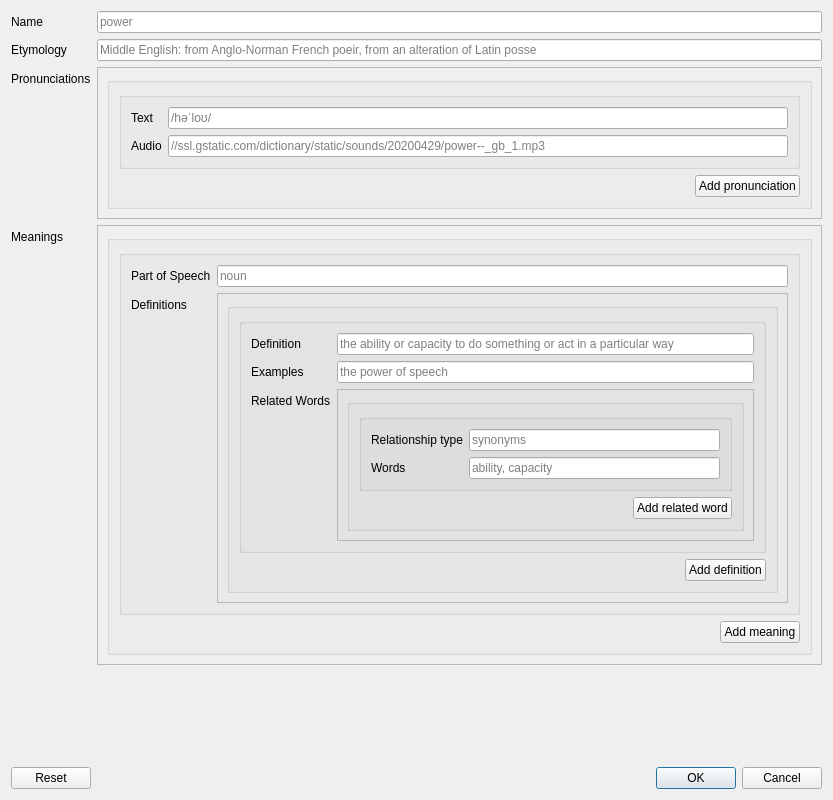
This is english_dictionary/gui/add_word_dialog.ui in king-phyte/english-dictionary as Qt 5 draws it before an edit. The edited form follows.
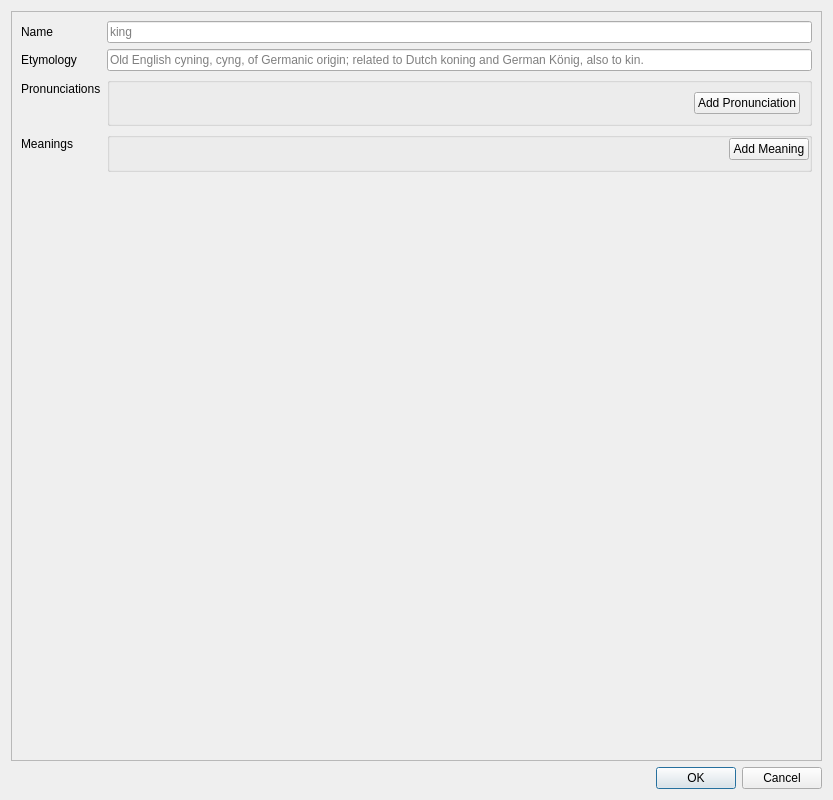
This is the edited form. Icons and pictures are not drawn.

Commit message: feat: Add word dialog now supports adding an arbitrary number of certain fields

Patch:
```diff
--- a/english_dictionary/gui/add_word_dialog.ui
+++ b/english_dictionary/gui/add_word_dialog.ui
@@ -12,8 +12,8 @@
   </property>
   <property name="minimumSize">
    <size>
-    <width>833</width>
-    <height>780</height>
+    <width>800</width>
+    <height>600</height>
    </size>
   </property>
   <property name="windowTitle">
@@ -21,7 +21,23 @@
   </property>
   <layout class="QVBoxLayout" name="verticalLayout">
    <item>
+    <widget class="QScrollArea" name="scrollArea">
+     <property name="widgetResizable">
+      <bool>true</bool>
+     </property>
+     <widget class="QWidget" name="scrollAreaWidgetContents">
+      <property name="geometry">
+       <rect>
+        <x>0</x>
+        <y>0</y>
+        <width>817</width>
+        <height>742</height>
+       </rect>
+      </property>
     <layout class="QFormLayout" name="formLayout">
+       <property name="labelAlignment">
+        <set>Qt::AlignLeading|Qt::AlignLeft|Qt::AlignVCenter</set>
+       </property>
      <item row="0" column="0">
       <widget class="QLabel" name="name_label">
        <property name="text">
@@ -38,7 +54,7 @@
         <number>64</number>
        </property>
        <property name="placeholderText">
-        <string>power</string>
+          <string>king</string>
        </property>
        <property name="clearButtonEnabled">
         <bool>true</bool>
@@ -58,7 +74,7 @@
      <item row="1" column="1">
       <widget class="QLineEdit" name="etymology_textedit">
        <property name="placeholderText">
-        <string>Middle English: from Anglo-Norman French poeir, from an alteration of Latin posse</string>
+          <string>Old English cyning, cyng, of Germanic origin; related to Dutch koning and German König, also to kin.</string>
        </property>
        <property name="clearButtonEnabled">
         <bool>true</bool>
@@ -76,92 +92,26 @@
       </widget>
      </item>
      <item row="2" column="1">
-      <widget class="QFrame" name="frame">
-       <property name="frameShape">
-        <enum>QFrame::StyledPanel</enum>
-       </property>
-       <property name="frameShadow">
-        <enum>QFrame::Raised</enum>
-       </property>
-       <layout class="QVBoxLayout" name="verticalLayout_6">
-        <item>
-         <widget class="QGroupBox" name="groupBox">
+        <widget class="QGroupBox" name="pronunciation_groupbox">
           <property name="title">
            <string/>
           </property>
-          <layout class="QVBoxLayout" name="verticalLayout_4">
-           <item>
-            <widget class="QGroupBox" name="groupBox_2">
-             <property name="title">
-              <string/>
-             </property>
-             <layout class="QVBoxLayout" name="verticalLayout_5">
-              <item>
-               <layout class="QFormLayout" name="formLayout_2">
-                <item row="1" column="0">
-                 <widget class="QLabel" name="label_4">
-                  <property name="text">
-                   <string>Audio</string>
-                  </property>
-                  <property name="buddy">
-                   <cstring>pronunciations_audio_textedit_1</cstring>
-                  </property>
-                 </widget>
-                </item>
-                <item row="1" column="1">
-                 <widget class="QLineEdit" name="pronunciations_audio_textedit_1">
-                  <property name="placeholderText">
-                   <string>//ssl.gstatic.com/dictionary/static/sounds/20200429/power--_gb_1.mp3</string>
-                  </property>
-                  <property name="clearButtonEnabled">
-                   <bool>true</bool>
-                  </property>
-                 </widget>
-                </item>
-                <item row="0" column="0">
-                 <widget class="QLabel" name="label_5">
-                  <property name="text">
-                   <string>Text</string>
-                  </property>
-                 </widget>
-                </item>
-                <item row="0" column="1">
-                 <widget class="QLineEdit" name="pronunciations_text_textedit_1">
-                  <property name="placeholderText">
-                   <string>/həˈloʊ/</string>
-                  </property>
-                  <property name="clearButtonEnabled">
-                   <bool>true</bool>
-                  </property>
-                 </widget>
-                </item>
-               </layout>
-              </item>
-             </layout>
-            </widget>
-           </item>
+         <layout class="QVBoxLayout" name="pronunciation_layout">
            <item alignment="Qt::AlignRight">
             <widget class="QPushButton" name="add_pronunciation_button">
              <property name="toolTip">
               <string>Add more pronunciations</string>
              </property>
              <property name="text">
-              <string>Add pronunciation</string>
-             </property>
-             <property name="icon">
-              <iconset>
-               <normaloff>svgs/plus.svg</normaloff>svgs/plus.svg</iconset>
-             </property>
-            </widget>
-           </item>
-          </layout>
+             <string>Add Pronunciation</string>
+            </property>
          </widget>
         </item>
        </layout>
       </widget>
      </item>
      <item row="3" column="0">
-      <widget class="QLabel" name="meanings_label">
+        <widget class="QLabel" name="label_4">
        <property name="text">
         <string>Meanings</string>
        </property>
@@ -171,198 +121,28 @@
       </widget>
      </item>
      <item row="3" column="1">
-      <widget class="QFrame" name="frame_2">
-       <property name="frameShape">
-        <enum>QFrame::StyledPanel</enum>
-       </property>
-       <property name="frameShadow">
-        <enum>QFrame::Raised</enum>
-       </property>
-       <layout class="QVBoxLayout" name="verticalLayout_9">
-        <item>
-         <widget class="QGroupBox" name="groupBox_4">
+        <widget class="QGroupBox" name="meanings_groupbox">
           <property name="title">
            <string/>
           </property>
-          <layout class="QVBoxLayout" name="verticalLayout_7">
-           <item>
-            <widget class="QGroupBox" name="groupBox_5">
-             <property name="title">
-              <string/>
-             </property>
-             <layout class="QVBoxLayout" name="verticalLayout_8">
-              <item>
-               <layout class="QFormLayout" name="formLayout_3">
-                <item row="0" column="0">
-                 <widget class="QLabel" name="part_of_speech_label">
-                  <property name="text">
-                   <string>Part of Speech</string>
-                  </property>
-                 </widget>
-                </item>
-                <item row="0" column="1">
-                 <widget class="QLineEdit" name="part_of_speech_textedit_1">
-                  <property name="maxLength">
-                   <number>64</number>
-                  </property>
-                  <property name="placeholderText">
-                   <string>noun</string>
-                  </property>
-                  <property name="clearButtonEnabled">
-                   <bool>true</bool>
-                  </property>
-                 </widget>
-                </item>
-                <item row="1" column="1">
-                 <widget class="QFrame" name="frame_6">
-                  <property name="frameShape">
-                   <enum>QFrame::StyledPanel</enum>
-                  </property>
-                  <property name="frameShadow">
-                   <enum>QFrame::Raised</enum>
-                  </property>
-                  <layout class="QVBoxLayout" name="verticalLayout_16">
-                   <item>
-                    <widget class="QGroupBox" name="groupBox_6">
-                     <property name="title">
-                      <string/>
-                     </property>
-                     <layout class="QVBoxLayout" name="verticalLayout_14">
-                      <item>
-                       <widget class="QGroupBox" name="groupBox_9">
-                        <property name="title">
-                         <string/>
-                        </property>
-                        <layout class="QVBoxLayout" name="verticalLayout_15">
-                         <item>
-                          <layout class="QFormLayout" name="formLayout_6">
-                           <item row="1" column="0">
-                            <widget class="QLabel" name="examples_label">
-                             <property name="text">
-                              <string>Examples</string>
-                             </property>
-                             <property name="buddy">
-                              <cstring>examples_textedit_1</cstring>
-                             </property>
-                            </widget>
-                           </item>
-                           <item row="1" column="1">
-                            <widget class="QLineEdit" name="examples_textedit_1">
-                             <property name="placeholderText">
-                              <string>the power of speech</string>
-                             </property>
-                             <property name="clearButtonEnabled">
-                              <bool>true</bool>
-                             </property>
-                            </widget>
-                           </item>
-                           <item row="0" column="0">
-                            <widget class="QLabel" name="definition_label">
-                             <property name="text">
-                              <string>Definition</string>
-                             </property>
-                            </widget>
-                           </item>
-                           <item row="0" column="1">
-                            <widget class="QLineEdit" name="definition_textedit_1">
-                             <property name="placeholderText">
-                              <string>the ability or capacity to do something or act in a particular way</string>
-                             </property>
-                             <property name="clearButtonEnabled">
-                              <bool>true</bool>
-                             </property>
-                            </widget>
-                           </item>
-                           <item row="2" column="0">
-                            <widget class="QLabel" name="related_words_label">
-                             <property name="text">
-                              <string>Related Words</string>
-                             </property>
-                             <property name="buddy">
-                              <cstring>relationship_type_textedit</cstring>
-                             </property>
-                            </widget>
-                           </item>
-                           <item row="2" column="1">
-                            <widget class="QFrame" name="frame_3">
-                             <property name="frameShape">
-                              <enum>QFrame::StyledPanel</enum>
-                             </property>
-                             <property name="frameShadow">
-                              <enum>QFrame::Raised</enum>
-                             </property>
-                             <layout class="QVBoxLayout" name="verticalLayout_19">
-                              <item>
-                               <widget class="QGroupBox" name="groupBox_10">
-                                <property name="title">
-                                 <string/>
-                                </property>
-                                <layout class="QVBoxLayout" name="verticalLayout_17">
-                                 <item>
-                                  <widget class="QGroupBox" name="groupBox_11">
-                                   <property name="title">
-                                    <string/>
-                                   </property>
-                                   <layout class="QVBoxLayout" name="verticalLayout_18">
-                                    <item>
-                                     <layout class="QFormLayout" name="formLayout_7">
-                                      <item row="1" column="0">
-                                       <widget class="QLabel" name="words_label">
-                                        <property name="text">
-                                         <string>Words</string>
-                                        </property>
-                                        <property name="buddy">
-                                         <cstring>words_text_edit_1</cstring>
-                                        </property>
-                                       </widget>
-                                      </item>
-                                      <item row="1" column="1">
-                                       <widget class="QLineEdit" name="words_text_edit_1">
-                                        <property name="placeholderText">
-                                         <string>ability, capacity</string>
-                                        </property>
-                                        <property name="clearButtonEnabled">
-                                         <bool>true</bool>
-                                        </property>
-                                       </widget>
-                                      </item>
-                                      <item row="0" column="0">
-                                       <widget class="QLabel" name="relationship_type_label_1">
-                                        <property name="text">
-                                         <string>Relationship type</string>
-                                        </property>
-                                        <property name="buddy">
-                                         <cstring>relationship_type_textedit</cstring>
-                                        </property>
-                                       </widget>
-                                      </item>
-                                      <item row="0" column="1">
-                                       <widget class="QLineEdit" name="relationship_type_textedit">
-                                        <property name="placeholderText">
-                                         <string>synonyms</string>
-                                        </property>
-                                        <property name="clearButtonEnabled">
-                                         <bool>true</bool>
-                                        </property>
-                                       </widget>
-                                      </item>
-                                     </layout>
-                                    </item>
-                                   </layout>
-                                  </widget>
-                                 </item>
+         <layout class="QVBoxLayout" name="meanings_layout">
+          <property name="leftMargin">
+           <number>0</number>
+          </property>
+          <property name="topMargin">
+           <number>0</number>
+          </property>
+          <property name="rightMargin">
+           <number>0</number>
+          </property>
                                  <item alignment="Qt::AlignRight">
-                                  <widget class="QPushButton" name="pushButton_7">
+           <widget class="QPushButton" name="add_meaning_button">
                                    <property name="toolTip">
                                     <string>Add more related words</string>
                                    </property>
                                    <property name="text">
-                                    <string>Add related word</string>
-                                   </property>
-                                   <property name="icon">
-                                    <iconset>
-                                     <normaloff>svgs/plus.svg</normaloff>svgs/plus.svg</iconset>
-                                   </property>
+             <string>Add Meaning</string>
+            </property>
                                   </widget>
                                  </item>
                                 </layout>
@@ -370,68 +150,7 @@
                               </item>
                              </layout>
                             </widget>
-                           </item>
-                          </layout>
-                         </item>
-                        </layout>
-                       </widget>
-                      </item>
-                      <item alignment="Qt::AlignRight">
-                       <widget class="QPushButton" name="pushButton_6">
-                        <property name="toolTip">
-                         <string>Add more Definitions</string>
-                        </property>
-                        <property name="text">
-                         <string>Add definition</string>
-                        </property>
-                        <property name="icon">
-                         <iconset>
-                          <normaloff>svgs/plus.svg</normaloff>svgs/plus.svg</iconset>
-                        </property>
-                       </widget>
-                      </item>
-                     </layout>
-                    </widget>
-                   </item>
-                  </layout>
-                 </widget>
-                </item>
-                <item row="1" column="0">
-                 <widget class="QLabel" name="definitions_label">
-                  <property name="text">
-                   <string>Definitions</string>
-                  </property>
-                  <property name="buddy">
-                   <cstring>definition_textedit_1</cstring>
-                  </property>
-                 </widget>
-                </item>
-               </layout>
-              </item>
-             </layout>
-            </widget>
-           </item>
-           <item alignment="Qt::AlignRight">
-            <widget class="QPushButton" name="pushButton_3">
-             <property name="toolTip">
-              <string>Add more meanings</string>
-             </property>
-             <property name="text">
-              <string>Add meaning</string>
-             </property>
-             <property name="icon">
-              <iconset>
-               <normaloff>svgs/plus.svg</normaloff>svgs/plus.svg</iconset>
-             </property>
-            </widget>
-           </item>
-          </layout>
-         </widget>
-        </item>
-       </layout>
-      </widget>
-     </item>
-    </layout>
+    </widget>
    </item>
    <item>
     <widget class="QDialogButtonBox" name="buttonBox">
@@ -439,7 +158,7 @@
       <enum>Qt::Horizontal</enum>
      </property>
      <property name="standardButtons">
-      <set>QDialogButtonBox::Cancel|QDialogButtonBox::Ok|QDialogButtonBox::Reset</set>
+      <set>QDialogButtonBox::Cancel|QDialogButtonBox::Ok</set>
      </property>
     </widget>
    </item>
```
Left out of the diff: 64 changed lines with no effect on the pictures. Lines whose indentation alone changed are shown as unchanged. The commit also changes 13 other files.
